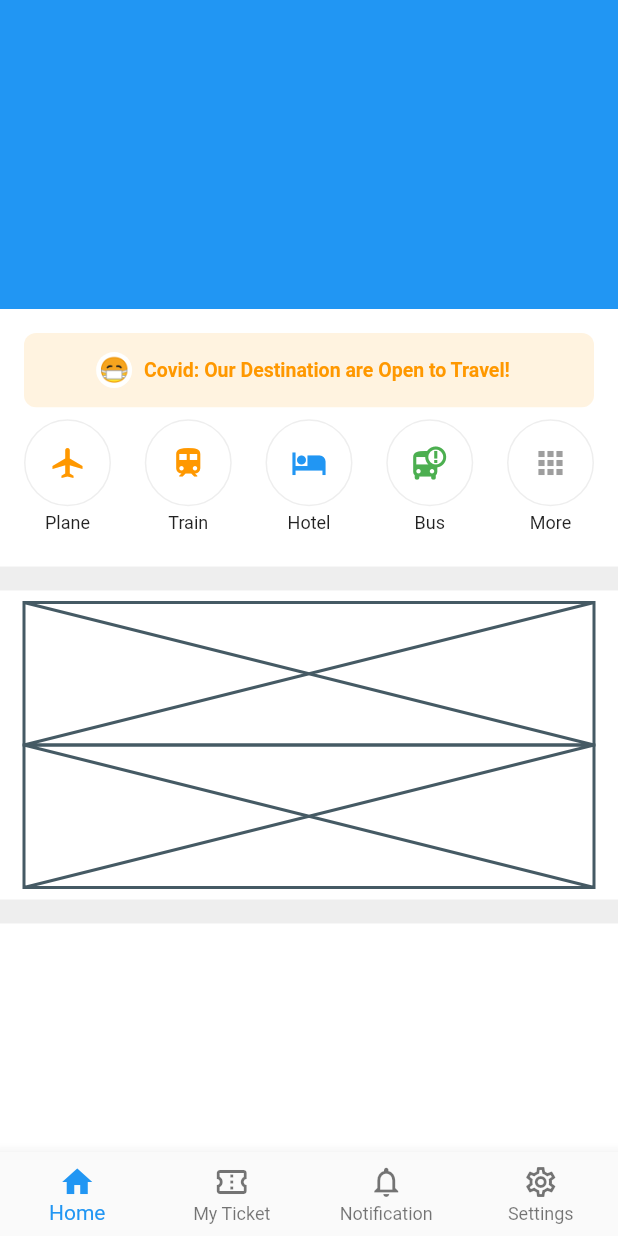
After one commit to jianguo888/ClubHouse, a Flutter app: the TicketBookingHomePage screen opened directly, on a phone screen of 412 x 824 dp. The commit adds this screen. Run offline on Flutter 3.47's test engine with Material 2 defaults, Android fonts, the phone set to English and light mode, and no system bars; our stand-ins replace backdrop, badges, flutter_inner_drawer, flutter_slidable, google_fonts.

Commit message:
第三部份哔哩哔哩视频；链接

```diff
--- /dev/null
+++ b/lib/ep710_ticket_booking_app/ticket_booking_app.dart
@@ -0,0 +1,12 @@
+import 'package:flutter/material.dart';
+
+import 'ticket_booking_home_page.dart';
+
+class TicketBookingApp extends StatelessWidget {
+  @override
+  Widget build(BuildContext context) {
+    return MaterialApp(
+      home: TicketBookingHomePage(),
+    );
+  }
+}
--- /dev/null
+++ b/lib/ep710_ticket_booking_app/ticket_booking_home_page.dart
@@ -0,0 +1,263 @@
+import 'package:flutter/material.dart';
+import 'package:flutter/rendering.dart';
+
+class TicketBookingHomePage extends StatefulWidget {
+  @override
+  _TicketBookingHomePageState createState() => _TicketBookingHomePageState();
+}
+
+class _TicketBookingHomePageState extends State<TicketBookingHomePage> {
+  int pageIndex = 0;
+
+  PageController pageController;
+  @override
+  void initState() {
+    // TODO: implement initState
+    super.initState();
+    pageController = PageController();
+  }
+
+  @override
+  Widget build(BuildContext context) {
+    return Scaffold(
+      backgroundColor: Colors.grey[200],
+      body: SafeArea(
+        child: PageView(controller: pageController, children: [
+          SingleChildScrollView(
+            child: Column(
+              children: [
+                Container(
+                  height: MediaQuery.of(context).size.height / 4,
+                  decoration: BoxDecoration(color: Colors.blue),
+                ),
+                Container(
+                  height: MediaQuery.of(context).size.height / 4.8,
+                  decoration: BoxDecoration(color: Colors.white),
+                  padding: EdgeInsets.only(left: 16, right: 16, top: 8),
+                  child: Column(
+                    children: [
+                      Expanded(
+                          flex: 2,
+                          child: Padding(
+                            padding: const EdgeInsets.symmetric(vertical: 8),
+                            child: Container(
+                              decoration: BoxDecoration(
+                                color: Colors.orange[50],
+                                borderRadius: BorderRadius.circular(8),
+                              ),
+                              child: Row(
+                                mainAxisAlignment: MainAxisAlignment.center,
+                                children: [
+                                  CircleAvatar(
+                                    radius: 12,
+                                    backgroundColor: Colors.white,
+                                    child: Text("😷"),
+                                  ),
+                                  Padding(
+                                    padding: const EdgeInsets.all(8.0),
+                                    child: Text(
+                                      "Covid: Our Destination are Open to Travel!",
+                                      style: TextStyle(
+                                          color: Colors.orange,
+                                          fontSize: 13,
+                                          fontWeight: FontWeight.bold),
+                                    ),
+                                  )
+                                ],
+                              ),
+                            ),
+                          )),
+                      Expanded(
+                          flex: 3,
+                          child: Row(
+                            mainAxisAlignment: MainAxisAlignment.spaceBetween,
+                            children: [
+                              Column(
+                                children: [
+                                  Container(
+                                    height: 58,
+                                    width: 58,
+                                    decoration: BoxDecoration(
+                                        shape: BoxShape.circle,
+                                        border: Border.all(
+                                            color: Colors.grey[200])),
+                                    child: Center(
+                                      child: Icon(
+                                        Icons.airplanemode_on_sharp,
+                                        color: Colors.orange,
+                                      ),
+                                    ),
+                                  ),
+                                  SizedBox(
+                                    height: 4,
+                                  ),
+                                  Text(
+                                    "Plane",
+                                    style: TextStyle(fontSize: 12),
+                                  ),
+                                ],
+                              ),
+                              Column(
+                                children: [
+                                  Container(
+                                    height: 58,
+                                    width: 58,
+                                    decoration: BoxDecoration(
+                                        shape: BoxShape.circle,
+                                        border: Border.all(
+                                            color: Colors.grey[200])),
+                                    child: Center(
+                                      child: Icon(
+                                        Icons.train,
+                                        color: Colors.orange,
+                                      ),
+                                    ),
+                                  ),
+                                  SizedBox(
+                                    height: 4,
+                                  ),
+                                  Text(
+                                    "Train",
+                                    style: TextStyle(fontSize: 12),
+                                  ),
+                                ],
+                              ),
+                              Column(
+                                children: [
+                                  Container(
+                                    height: 58,
+                                    width: 58,
+                                    decoration: BoxDecoration(
+                                        shape: BoxShape.circle,
+                                        border: Border.all(
+                                            color: Colors.grey[200])),
+                                    child: Center(
+                                      child: Icon(
+                                        Icons.hotel,
+                                        color: Colors.blue,
+                                      ),
+                                    ),
+                                  ),
+                                  SizedBox(
+                                    height: 4,
+                                  ),
+                                  Text(
+                                    "Hotel",
+                                    style: TextStyle(fontSize: 12),
+                                  ),
+                                ],
+                              ),
+                              Column(
+                                children: [
+                                  Container(
+                                    height: 58,
+                                    width: 58,
+                                    decoration: BoxDecoration(
+                                        shape: BoxShape.circle,
+                                        border: Border.all(
+                                            color: Colors.grey[200])),
+                                    child: Center(
+                                      child: Icon(
+                                        Icons.bus_alert,
+                                        color: Colors.green,
+                                      ),
+                                    ),
+                                  ),
+                                  SizedBox(
+                                    height: 4,
+                                  ),
+                                  Text(
+                                    "Bus",
+                                    style: TextStyle(fontSize: 12),
+                                  ),
+                                ],
+                              ),
+                              Column(
+                                children: [
+                                  Container(
+                                    height: 58,
+                                    width: 58,
+                                    decoration: BoxDecoration(
+                                        shape: BoxShape.circle,
+                                        border: Border.all(
+                                            color: Colors.grey[200])),
+                                    child: Center(
+                                      child: Icon(
+                                        Icons.apps,
+                                        color: Colors.grey,
+                                      ),
+                                    ),
+                                  ),
+                                  SizedBox(
+                                    height: 4,
+                                  ),
+                                  Text(
+                                    "More",
+                                    style: TextStyle(fontSize: 12),
+                                  ),
+                                ],
+                              )
+                            ],
+                          )),
+                    ],
+                  ),
+                ),
+                SizedBox(height: 16),
+                Container(
+                  height: MediaQuery.of(context).size.height / 4,
+                  decoration: BoxDecoration(color: Colors.white),
+                  padding: EdgeInsets.fromLTRB(16, 8, 16, 8),
+                  child: Column(
+                    children: [
+                      Expanded(child: Placeholder()),
+                      Expanded(child: Placeholder()),
+                    ],
+                  ),
+                ),
+                SizedBox(height: 16),
+                Container(
+                  height: MediaQuery.of(context).size.height / 4,
+                  decoration: BoxDecoration(color: Colors.white),
+                ),
+              ],
+            ),
+          ),
+          Container(
+            child: Center(
+              child: Text("Page2"),
+            ),
+          ),
+          Container(
+            child: Center(
+              child: Text("Page3"),
+            ),
+          ),
+          Container(
+            child: Center(
+              child: Text("Page4"),
+            ),
+          )
+        ]),
+      ),
+      bottomNavigationBar: BottomNavigationBar(
+        currentIndex: pageIndex,
+        onTap: (idx) {
+          setState(() {
+            pageIndex = idx;
+          });
+          pageController.jumpToPage(idx);
+        },
+        type: BottomNavigationBarType.fixed,
+        items: [
+          BottomNavigationBarItem(icon: Icon(Icons.home), label: "Home"),
+          BottomNavigationBarItem(
+              icon: Icon(Icons.confirmation_num_outlined), label: "My Ticket"),
+          BottomNavigationBarItem(
+              icon: Icon(Icons.notifications_none), label: "Notification"),
+          BottomNavigationBarItem(
+              icon: Icon(Icons.settings_outlined), label: "Settings"),
+        ],
+      ),
+    );
+  }
+}
```
Also changed, not shown: lib/main.dart (line endings or trailing spaces), 1 other file.
